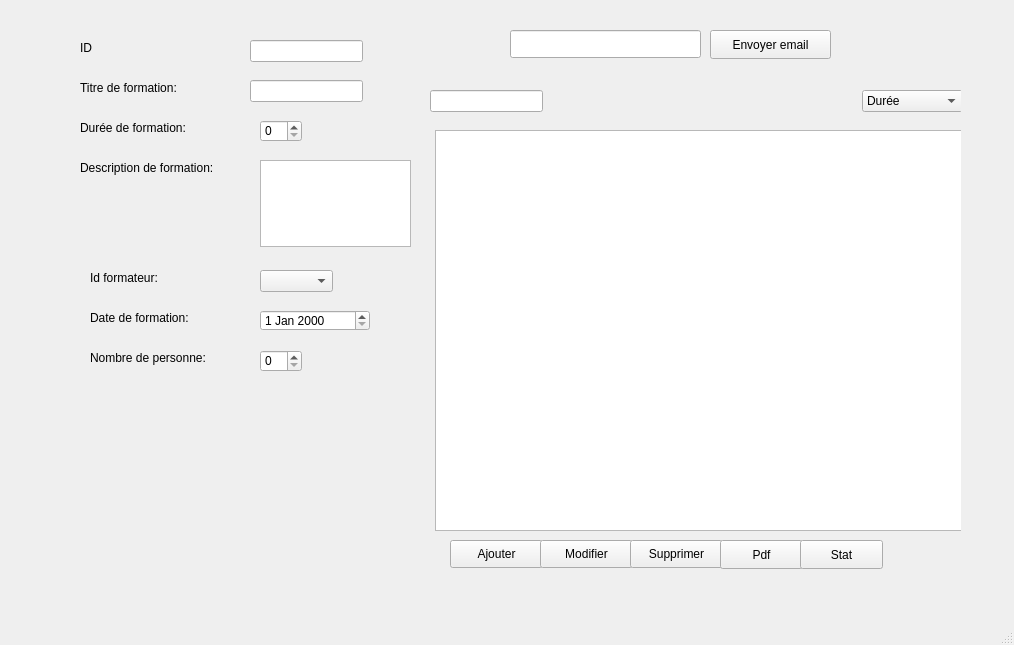
Before: the Qt Designer form mainwindow.ui in wackyeutiful/Agencederecrutement, drawn with Qt 5.
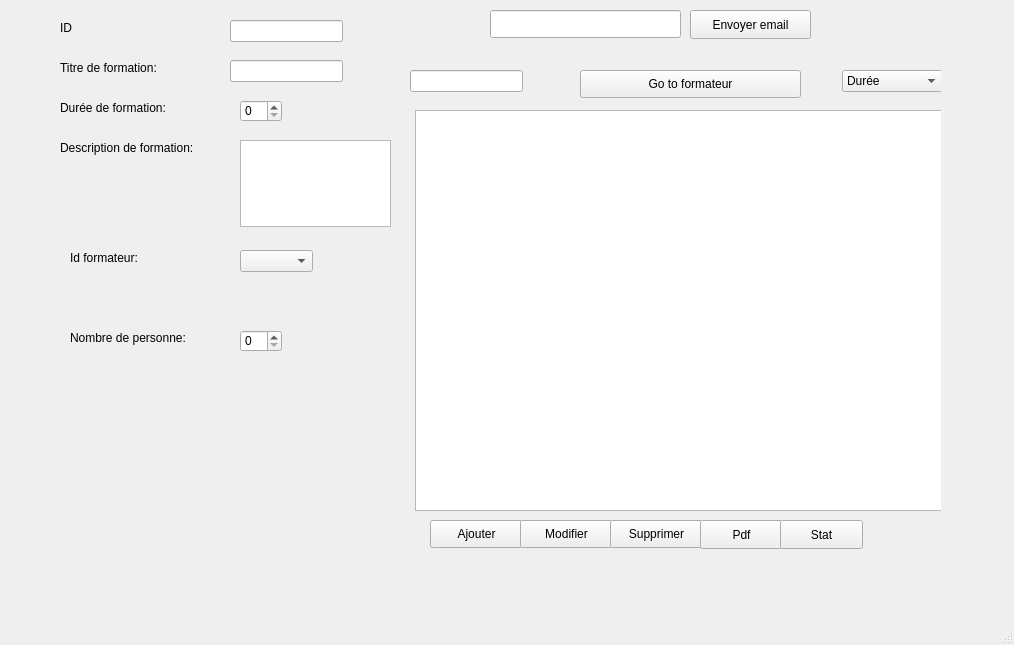
After: the same form once the commit is applied. The open tabs and pages were chosen to show the change.

Patch:
```diff
--- a/mainwindow.ui
+++ b/mainwindow.ui
@@ -17,8 +17,8 @@
    <widget class="QStackedWidget" name="stackedWidget">
     <property name="geometry">
      <rect>
-      <x>30</x>
-      <y>20</y>
+      <x>10</x>
+      <y>0</y>
       <width>931</width>
       <height>581</height>
      </rect>
@@ -163,19 +163,6 @@
        <string>Description de formation:</string>
       </property>
      </widget>
-     <widget class="QLabel" name="label_5">
-      <property name="geometry">
-       <rect>
-        <x>60</x>
-        <y>290</y>
-        <width>111</width>
-        <height>16</height>
-       </rect>
-      </property>
-      <property name="text">
-       <string>Date de formation:</string>
-      </property>
-     </widget>
      <widget class="QLabel" name="label_8">
       <property name="geometry">
        <rect>
@@ -199,16 +186,6 @@
        </rect>
       </property>
      </widget>
-     <widget class="QDateEdit" name="datef">
-      <property name="geometry">
-       <rect>
-        <x>230</x>
-        <y>290</y>
-        <width>110</width>
-        <height>21</height>
-       </rect>
-      </property>
-     </widget>
      <widget class="QComboBox" name="idf">
       <property name="geometry">
        <rect>
@@ -278,8 +255,8 @@
      <widget class="QLabel" name="qr">
       <property name="geometry">
        <rect>
-        <x>90</x>
-        <y>410</y>
+        <x>70</x>
+        <y>370</y>
         <width>201</width>
         <height>181</height>
        </rect>
@@ -337,6 +314,19 @@
        <string>Envoyer email</string>
       </property>
      </widget>
+     <widget class="QPushButton" name="pushButton_13">
+      <property name="geometry">
+       <rect>
+        <x>570</x>
+        <y>70</y>
+        <width>221</width>
+        <height>28</height>
+       </rect>
+      </property>
+      <property name="text">
+       <string>Go to formateur</string>
+      </property>
+     </widget>
     </widget>
     <widget class="QWidget" name="page_3">
      <widget class="QLabel" name="statform">
@@ -410,6 +400,45 @@
        <string>Assigner</string>
       </property>
      </widget>
+     <widget class="QLabel" name="label_5">
+      <property name="geometry">
+       <rect>
+        <x>90</x>
+        <y>20</y>
+        <width>121</width>
+        <height>16</height>
+       </rect>
+      </property>
+      <property name="text">
+       <string>     Id Formateur :</string>
+      </property>
+     </widget>
+     <widget class="QLabel" name="label_11">
+      <property name="geometry">
+       <rect>
+        <x>760</x>
+        <y>30</y>
+        <width>101</width>
+        <height>16</height>
+       </rect>
+      </property>
+      <property name="text">
+       <string>Id Formation :</string>
+      </property>
+     </widget>
+     <widget class="QPushButton" name="pushButton_14">
+      <property name="geometry">
+       <rect>
+        <x>830</x>
+        <y>360</y>
+        <width>93</width>
+        <height>28</height>
+       </rect>
+      </property>
+      <property name="text">
+       <string>formateur</string>
+      </property>
+     </widget>
     </widget>
     <widget class="QWidget" name="page_2">
      <widget class="QLabel" name="label_6">
```
Left out of the diff: 21 changed lines with no effect on the pictures.
